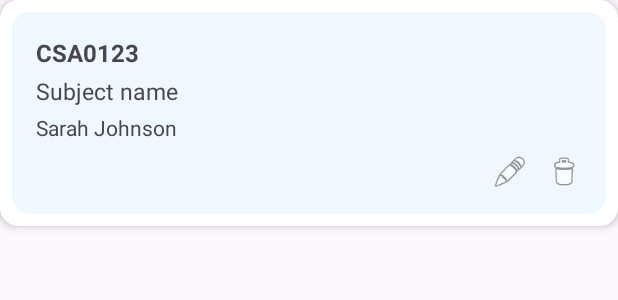
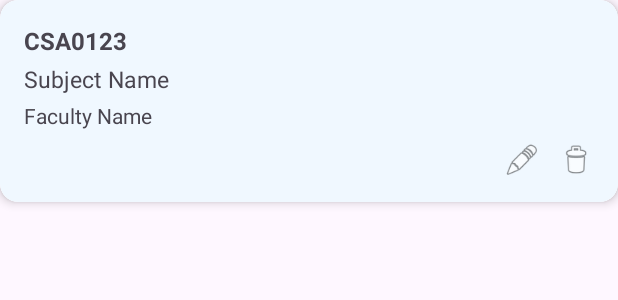
Before and after one commit to ComradeMohan/UniValut, an Android app: the layout course_card_item.xml on its own in the app's theme, with its tools: preview values and no code run, on a phone screen of 412 x 824 dp. Shown: the top 300 px of the screen. Run offline under Robolectric (Android 15) with nearby library versions, the phone set to English and light mode, and no system bars; network calls fail.

Commit message:
grades pages

```diff
--- a/app/src/main/res/layout/course_card_item.xml
+++ b/app/src/main/res/layout/course_card_item.xml
@@ -4,16 +4,14 @@
     android:layout_width="match_parent"
     android:layout_height="wrap_content"
     android:layout_marginBottom="12dp"
-    app:cardElevation="4dp"
-    app:cardCornerRadius="12dp">
+    app:cardCornerRadius="12dp"
+    app:cardElevation="4dp">
 
     <LinearLayout
-        android:id="@+id/coursesListLayout"
         android:layout_width="match_parent"
         android:layout_height="wrap_content"
         android:orientation="vertical"
         android:padding="16dp"
-        android:layout_margin="8dp"
         android:background="@drawable/course_item_bg">
 
         <TextView
@@ -21,22 +19,22 @@
             android:layout_width="wrap_content"
             android:layout_height="wrap_content"
             android:text="CSA0123"
-            android:textStyle="bold"
-            android:textSize="16sp" />
+            android:textSize="16sp"
+            android:textStyle="bold" />
 
         <TextView
             android:id="@+id/tvSubjectName"
             android:layout_width="wrap_content"
             android:layout_height="wrap_content"
-            android:text="Subject name"
-            android:textSize="15sp"
-            android:layout_marginTop="4dp" />
+            android:text="Subject Name"
+            android:layout_marginTop="4dp"
+            android:textSize="15sp" />
 
         <TextView
             android:id="@+id/tvFacultyName"
             android:layout_width="wrap_content"
             android:layout_height="wrap_content"
-            android:text="Sarah Johnson"
+            android:text="Faculty Name"
             android:layout_marginTop="4dp" />
 
         <LinearLayout
--- a/app/src/main/res/layout/fragment_admin_courses.xml
+++ b/app/src/main/res/layout/fragment_admin_courses.xml
@@ -9,6 +9,7 @@
         android:layout_width="match_parent"
         android:layout_height="match_parent">
     <LinearLayout
+        android:id="@+id/coursesContainer"
         android:layout_width="match_parent"
         android:layout_height="match_parent"
         android:orientation="vertical"
@@ -64,9 +65,7 @@
                 android:layout_width="match_parent"
                 android:layout_height="wrap_content"
                 android:orientation="vertical"
-                android:padding="16dp"
-                android:layout_margin="8dp"
-                android:background="@drawable/course_item_bg">
+                android:layout_margin="8dp">
 
                 <TextView
                     android:id="@+id/tvCourseCode"
```
Also changed, not shown: app/src/main/java/com/simats/univalut/AdminCoursesFragment.kt (+131 -56 lines).
